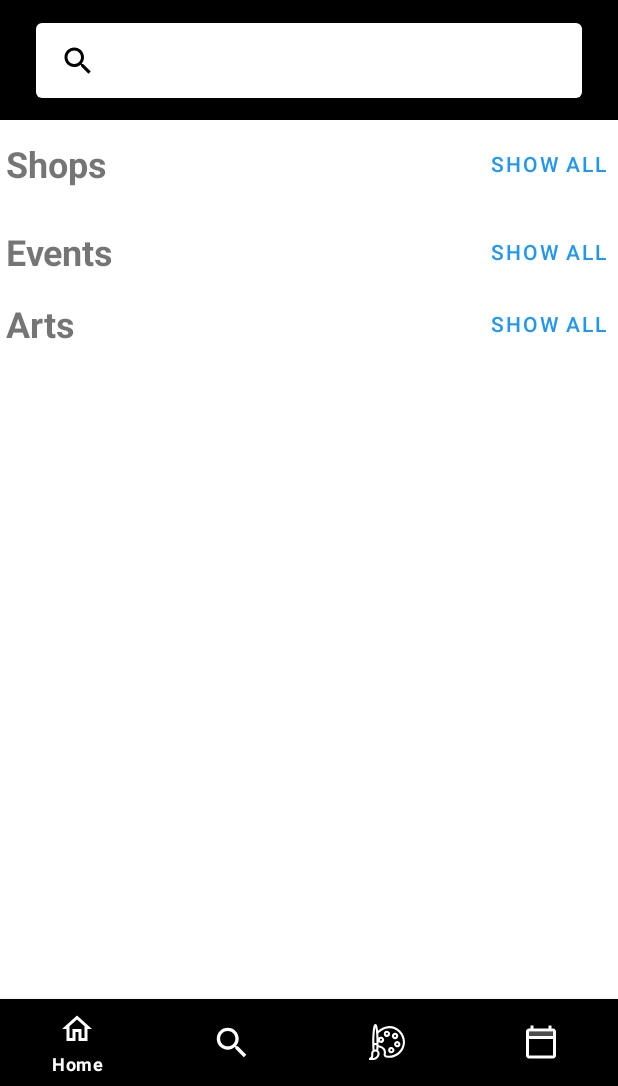
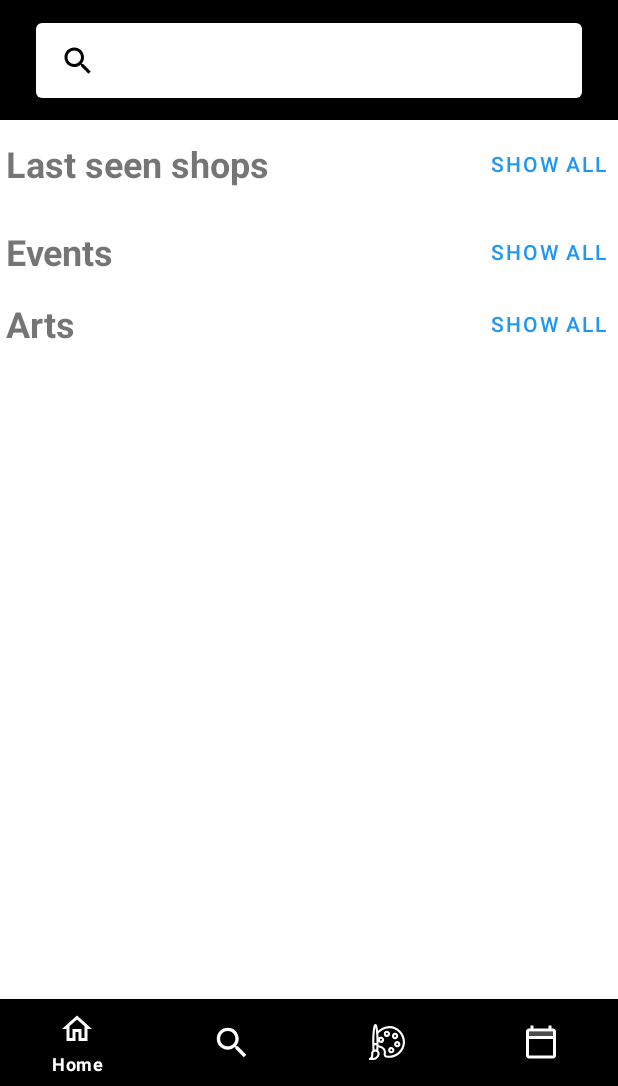
Before and after one commit to Sagi10/Project-Gelderlandplein, an Android app: the screen it shows after launch (MainActivity), on a phone screen of 412 x 824 dp, the part 150-1236 px from its top. Run offline under Robolectric (Android 15) with nearby library versions, the phone set to English and light mode, and no system bars; our stand-ins replace Firebase (no records; nobody signed in at launch, a user with empty details on screens opened directly), Picasso, navigation-ui; pictures from the network do not load.

Commit message:
Changed the text

```diff
--- a/Gelderlandplein/app/src/main/res/layout/fragment_items_overview_carousel.xml
+++ b/Gelderlandplein/app/src/main/res/layout/fragment_items_overview_carousel.xml
@@ -41,13 +41,12 @@
 
                         <TextView
                             android:id="@+id/tv_titel_shops"
+                            style="@style/tvHomeTitleForRv"
                             android:layout_width="0dp"
                             android:layout_height="wrap_content"
                             android:layout_margin="4dp"
                             android:layout_weight="1"
-                            android:text="@string/shops"
-                            style="@style/tvHomeTitleForRv"
-                             />
+                            android:text="@string/last_seen_shops" />
 
                         <com.google.android.material.button.MaterialButton
                             android:id="@+id/btn_show_all_shops"
--- a/Gelderlandplein/app/src/main/res/values/strings.xml
+++ b/Gelderlandplein/app/src/main/res/values/strings.xml
@@ -30,4 +30,5 @@
     <string name="news_and_events"><![CDATA[News & Events]]></string>
     <string name="shops">Shops</string>
     <string name="show_all">Show all</string>
+    <string name="last_seen_shops">Last seen shops</string>
 </resources>
```
